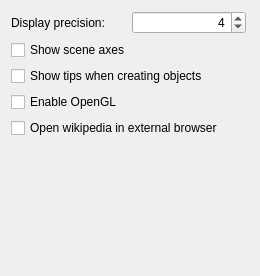
Old version of the form step/configure_step_general.ui in the repository KDE/step.
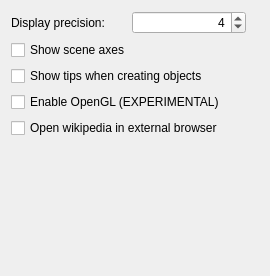
New version of the form.

Commit message: Mark OpenGL feature as EXPERIMENTAL.

Diff of the .ui file:
```diff
--- a/step/configure_step_general.ui
+++ b/step/configure_step_general.ui
@@ -5,7 +5,7 @@
    <rect>
     <x>0</x>
     <y>0</y>
-    <width>260</width>
+    <width>270</width>
     <height>272</height>
    </rect>
   </property>
@@ -63,7 +63,7 @@
    <item row="3" column="0" colspan="2" >
     <widget class="QCheckBox" name="kcfg_enableOpenGL" >
      <property name="text" >
-      <string>Enable OpenGL</string>
+      <string>Enable OpenGL (EXPERIMENTAL)</string>
      </property>
     </widget>
    </item>
```
Left out of the diff: 4 changed lines with no effect on the pictures.
